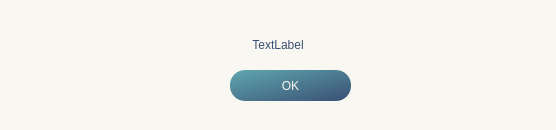
Qt form GUI/SymposiumGui/notification.ui (RickZack/Symposium) before a commit.
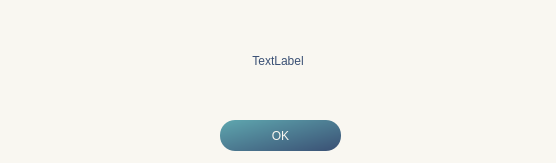
The same form after that commit. Icons and pictures are not drawn.

Patch:
```diff
--- a/GUI/SymposiumGui/notification.ui
+++ b/GUI/SymposiumGui/notification.ui
@@ -7,7 +7,7 @@
     <x>0</x>
     <y>0</y>
     <width>556</width>
-    <height>130</height>
+    <height>163</height>
    </rect>
   </property>
   <property name="windowTitle">
@@ -23,8 +23,8 @@
   <widget class="QPushButton" name="ok">
    <property name="geometry">
     <rect>
-     <x>230</x>
-     <y>70</y>
+     <x>220</x>
+     <y>120</y>
      <width>121</width>
      <height>31</height>
     </rect>
@@ -43,9 +43,9 @@
    <property name="geometry">
     <rect>
      <x>37</x>
-     <y>30</y>
+     <y>20</y>
      <width>482</width>
-     <height>30</height>
+     <height>81</height>
     </rect>
    </property>
    <property name="styleSheet">
@@ -60,6 +60,9 @@
    <property name="alignment">
     <set>Qt::AlignCenter</set>
    </property>
+   <property name="wordWrap">
+    <bool>true</bool>
+   </property>
   </widget>
  </widget>
  <resources>
```
